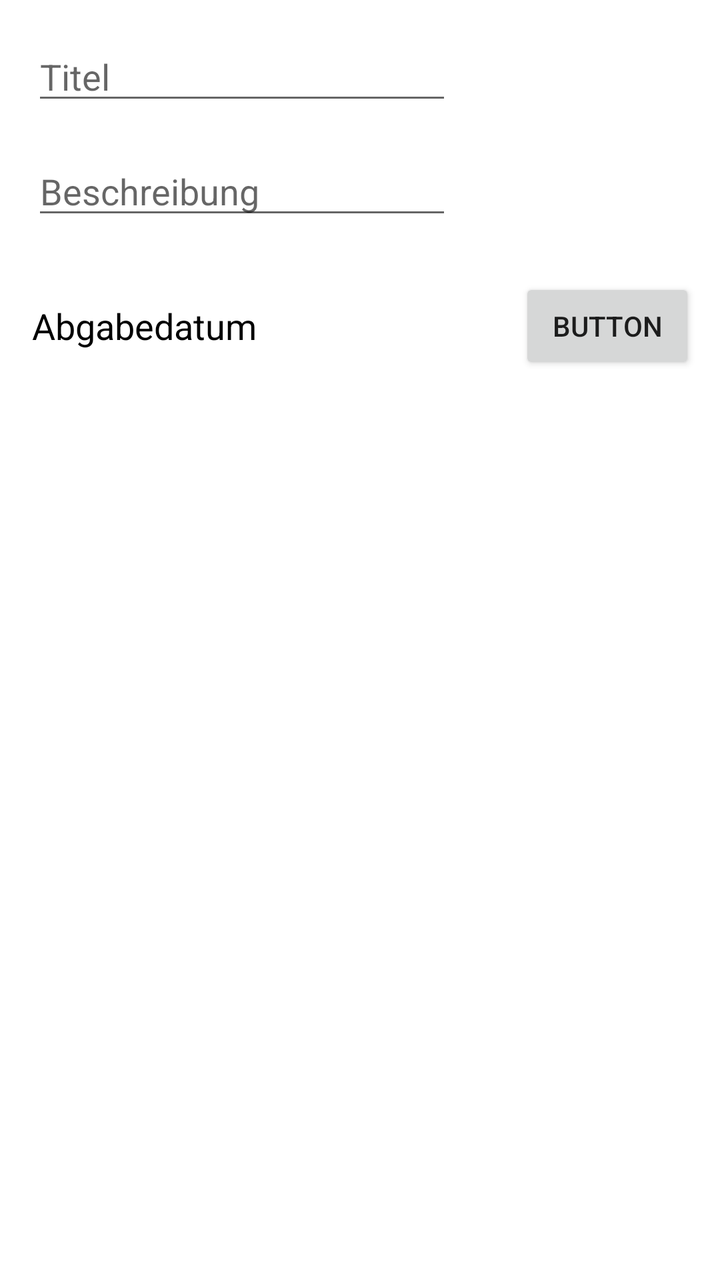
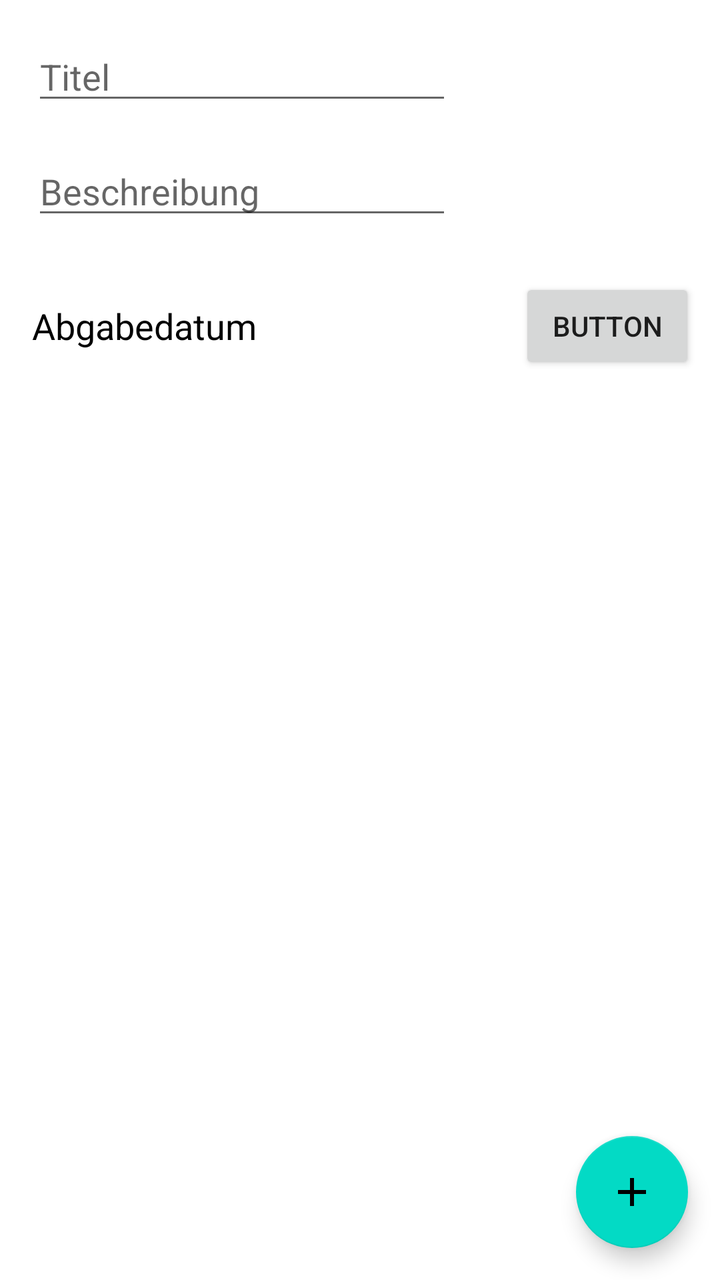

Two renders of the same Android screen: before a commit and after it. Below are the layout's source before the change and the commit's diff.
<!-- AndroidManifest.xml: application theme Theme.Research -->
<!-- res/layout/activity_add_new_project.xml -->
<?xml version="1.0" encoding="utf-8"?>
<androidx.constraintlayout.widget.ConstraintLayout xmlns:android="http://schemas.android.com/apk/res/android"
    xmlns:app="http://schemas.android.com/apk/res-auto"
    xmlns:tools="http://schemas.android.com/tools"
    android:layout_width="match_parent"
    android:layout_height="match_parent"
    tools:context=".AddNewProject">

    <EditText
        android:id="@+id/project_details_input"
        android:layout_width="wrap_content"
        android:layout_height="wrap_content"
        android:layout_marginStart="16dp"
        android:layout_marginLeft="16dp"
        android:layout_marginTop="16dp"
        android:ems="10"
        android:hint="Beschreibung"
        android:imeActionLabel="Projektname"
        android:inputType="textPersonName"
        app:layout_constraintStart_toStartOf="parent"
        app:layout_constraintTop_toBottomOf="@+id/project_title_input" />

    <EditText
        android:id="@+id/project_title_input"
        android:layout_width="wrap_content"
        android:layout_height="wrap_content"
        android:layout_marginStart="16dp"
        android:layout_marginLeft="16dp"
        android:layout_marginTop="16dp"
        android:ems="10"
        android:hint="Titel"
        android:imeActionLabel="Projektname"
        android:inputType="textPersonName"
        app:layout_constraintStart_toStartOf="parent"
        app:layout_constraintTop_toTopOf="parent" />

    <TextView
        android:id="@+id/textView2"
        android:layout_width="wrap_content"
        android:layout_height="wrap_content"
        android:layout_marginStart="16dp"
        android:layout_marginLeft="16dp"
        android:layout_marginTop="36dp"
        android:text="Abgabedatum"
        android:textColor="#000000"
        android:textSize="18sp"
        app:layout_constraintStart_toStartOf="parent"
        app:layout_constraintTop_toBottomOf="@+id/project_details_input" />

    <Button
        android:id="@+id/button"
        android:layout_width="wrap_content"
        android:layout_height="wrap_content"
        android:text="Button"
        app:layout_constraintBottom_toBottomOf="@+id/textView2"
        app:layout_constraintEnd_toEndOf="parent"
        app:layout_constraintHorizontal_bias="0.915"
        app:layout_constraintStart_toEndOf="@+id/textView2"
        app:layout_constraintTop_toTopOf="@+id/textView2" />
</androidx.constraintlayout.widget.ConstraintLayout>
<!-- resources referenced by this layout -->
<resources>
  <style name="Theme.Research" parent="Theme.MaterialComponents.DayNight.DarkActionBar">
          
          <item name="colorPrimary">@color/purple_500</item>
          <item name="colorPrimaryVariant">@color/purple_700</item>
          <item name="colorOnPrimary">@color/white</item>
          
          <item name="colorSecondary">@color/teal_200</item>
          <item name="colorSecondaryVariant">@color/teal_700</item>
          <item name="colorOnSecondary">@color/black</item>
          
          <item name="android:statusBarColor" tools:targetApi="l">?attr/colorPrimaryVariant</item>
          
      </style>
  <color name="purple_500">#FF6200EE</color>
  <color name="purple_700">#FF3700B3</color>
  <color name="white">#FFFFFFFF</color>
  <color name="teal_200">#FF03DAC5</color>
  <color name="teal_700">#FF018786</color>
  <color name="black">#FF000000</color>
</resources>

<!-- the commit's change to res/layout/activity_add_new_project.xml (unified diff, before → after) -->
@@ -5,6 +5,18 @@
     android:layout_width="match_parent"
     android:layout_height="match_parent"
     tools:context=".AddNewProject">
+
+    <com.google.android.material.floatingactionbutton.FloatingActionButton
+        android:id="@+id/addCreatedProject"
+        android:layout_width="wrap_content"
+        android:layout_height="wrap_content"
+        android:layout_marginEnd="16dp"
+        android:layout_marginRight="16dp"
+        android:layout_marginBottom="16dp"
+        android:clickable="true"
+        app:layout_constraintBottom_toBottomOf="parent"
+        app:layout_constraintEnd_toEndOf="parent"
+        app:srcCompat="@drawable/ic_baseline_add_24" />
 
     <EditText
         android:id="@+id/project_details_input"
@@ -48,7 +60,7 @@
         app:layout_constraintTop_toBottomOf="@+id/project_details_input" />
 
     <Button
-        android:id="@+id/button"
+        android:id="@+id/button_date_picker"
         android:layout_width="wrap_content"
         android:layout_height="wrap_content"
         android:text="Button"
<!-- resource entries referenced after the edit -->
@@ -1,5 +1,16 @@
 <!-- resources referenced by this layout -->
 <resources>
+  <!-- drawable ic_baseline_add_24 (drawable) -->
+  <vector xmlns:android="http://schemas.android.com/apk/res/android"
+      android:width="24dp"
+      android:height="24dp"
+      android:viewportWidth="24"
+      android:viewportHeight="24"
+      android:tint="?attr/colorControlNormal">
+    <path
+        android:fillColor="@android:color/white"
+        android:pathData="M19,13h-6v6h-2v-6H5v-2h6V5h2v6h6v2z"/>
+  </vector>
   <style name="Theme.Research" parent="Theme.MaterialComponents.DayNight.DarkActionBar">
           
           <item name="colorPrimary">@color/purple_500</item>
